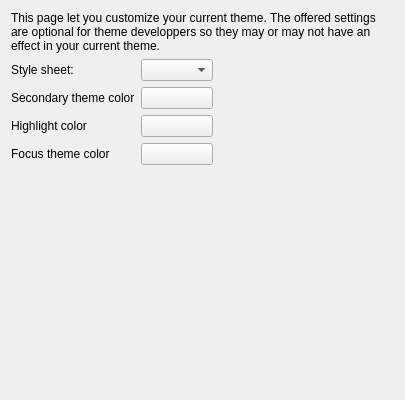
Qt form src/Gui/PreferencePages/DlgSettingsTheme.ui (southseact-3d/fcd) before a commit.
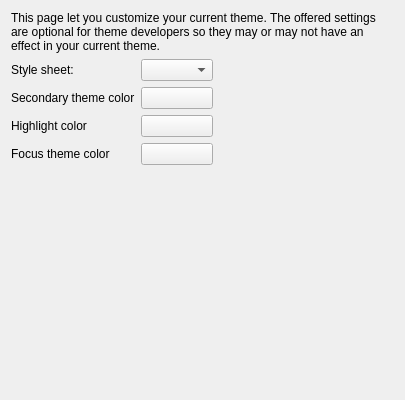
The same form after that commit. Custom widgets are drawn as their Qt base class.

Commit message: Fix various typos

```diff
--- a/src/Gui/PreferencePages/DlgSettingsTheme.ui
+++ b/src/Gui/PreferencePages/DlgSettingsTheme.ui
@@ -17,7 +17,7 @@
    <item>
     <widget class="QLabel">
      <property name="text">
-      <string>This page let you customize your current theme. The offered settings are optional for theme developpers so they may or may not have an effect in your current theme.</string>
+      <string>This page let you customize your current theme. The offered settings are optional for theme developers so they may or may not have an effect in your current theme.</string>
      </property>
      <property name="wordWrap">
       <bool>true</bool>
```
The commit also changes 1 other file.
